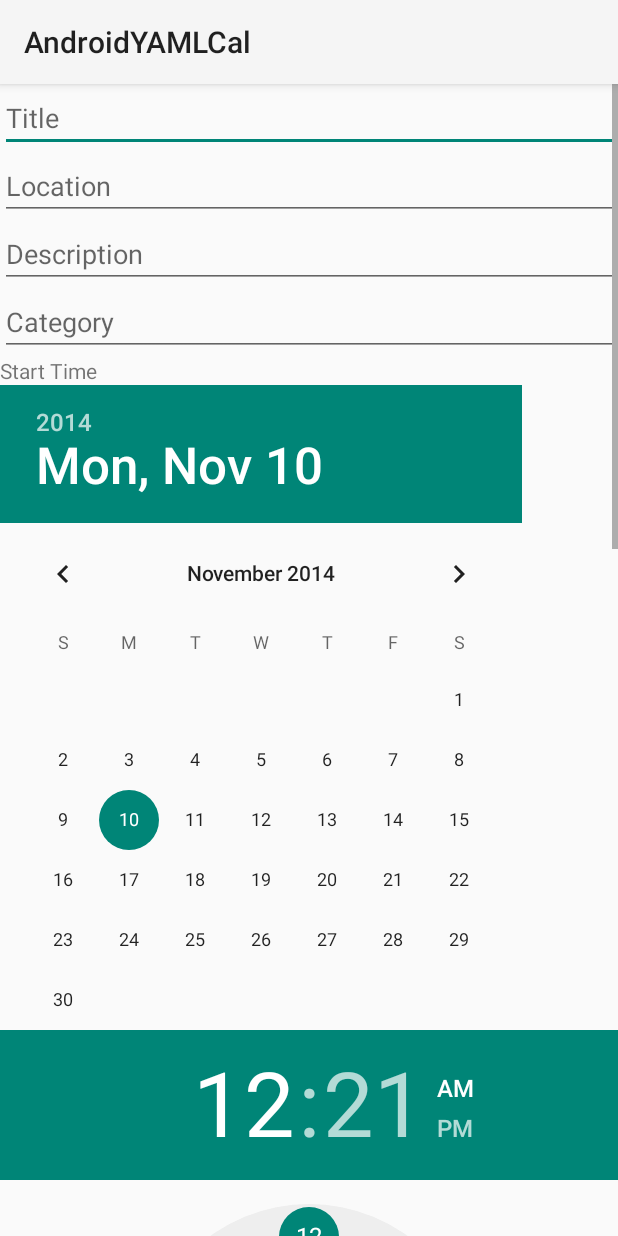
After one commit to jebaum/calendar, an Android app: the layout add_event.xml on its own in the app's theme, with its tools: preview values and no code run, on a phone screen of 412 x 824 dp. The commit adds this screen. Run offline under Robolectric (Android 15) with nearby library versions, the phone set to English and light mode, and no system bars.

Commit message:
Added Add Event functionality in new activity

```diff
--- /dev/null
+++ b/app/src/main/res/layout/add_event.xml
@@ -0,0 +1,84 @@
+<?xml version="1.0" encoding="utf-8"?>
+<ScrollView
+    xmlns:android="http://schemas.android.com/apk/res/android"
+    android:layout_width="match_parent"
+    android:layout_height="match_parent">
+
+    <LinearLayout
+        android:orientation="vertical"
+        android:layout_width="match_parent"
+        android:layout_height="wrap_content">
+
+        <EditText
+            android:id="@+id/title"
+            android:layout_width="match_parent"
+            android:layout_height="wrap_content"
+            android:hint="@string/title_hint"/>
+
+        <EditText
+            android:id="@+id/location"
+            android:layout_width="match_parent"
+            android:layout_height="wrap_content"
+            android:hint="@string/location_hint"/>
+
+        <EditText
+            android:id="@+id/description"
+            android:layout_width="match_parent"
+            android:layout_height="wrap_content"
+            android:hint="@string/description_hint"/>
+
+        <EditText
+            android:id="@+id/category"
+            android:layout_width="match_parent"
+            android:layout_height="wrap_content"
+            android:hint="@string/category_hint"/>
+
+        <TextView
+            android:layout_width="match_parent"
+            android:layout_height="wrap_content"
+            android:text="@string/start_time"/>
+
+        <DatePicker
+            android:id="@+id/start_date"
+            android:layout_width="match_parent"
+            android:layout_height="wrap_content"
+            android:calendarViewShown="false">
+
+        </DatePicker>
+
+        <TimePicker
+            android:id="@+id/start_time"
+            android:layout_width="match_parent"
+            android:layout_height="wrap_content">
+
+        </TimePicker>
+
+        <TextView
+            android:layout_width="match_parent"
+            android:layout_height="wrap_content"
+            android:text="@string/end_time"/>
+
+        <DatePicker
+            android:id="@+id/end_date"
+            android:layout_width="match_parent"
+            android:layout_height="wrap_content"
+            android:calendarViewShown="false">
+
+        </DatePicker>
+
+        <TimePicker
+            android:id="@+id/end_time"
+            android:layout_width="match_parent"
+            android:layout_height="wrap_content">
+
+        </TimePicker>
+
+        <Button
+            android:id="@+id/add"
+            android:layout_width="wrap_content"
+            android:layout_height="wrap_content"
+            android:text="@string/add"/>
+
+    </LinearLayout>
+
+</ScrollView>
--- a/app/src/main/res/layout/dialog_new_address.xml
+++ b/app/src/main/res/layout/dialog_new_address.xml
@@ -9,6 +9,6 @@
         android:id="@+id/address"
         android:layout_width="match_parent"
         android:layout_height="wrap_content"
-        android:hint="Address"/>
+        android:hint="@string/address_hint"/>
 
 </LinearLayout>
--- a/app/src/main/res/values/strings.xml
+++ b/app/src/main/res/values/strings.xml
@@ -2,11 +2,21 @@
 <resources>
 
     <string name="app_name">AndroidYAMLCal</string>
-    <string name="title_activity_main">MainActivity</string>
+    <string name="title_activity_main">YAML Cal</string>
     <string name="hello_world">Hello world!</string>
     <string name="action_settings">Settings</string>
     <string name="events_title">Events</string>
     <string name="dash">-</string>
     <string name="at">At</string>
+    <string name="add_event">Add Event</string>
+    <string name="address_hint">Address</string>
+    <string name="title_hint">Title</string>
+    <string name="description_hint">Description</string>
+    <string name="location_hint">Location</string>
+    <string name="category">Category</string>
+    <string name="category_hint">Category</string>
+    <string name="start_time">Start Time</string>
+    <string name="end_time">End Time</string>
+    <string name="add">Add</string>
 
 </resources>
```
Also changed, not shown: app/src/main/AndroidManifest.xml (+9 -1 lines), app/src/main/java/cs130/androidyamlcal/AddEventActivity.java (added, +68 -0 lines), app/src/main/java/cs130/androidyamlcal/CalendarDatabaseHelper.java (+6 -6 lines), app/src/main/java/cs130/androidyamlcal/MainActivity.java (+228 -30 lines), app/src/main/res/menu/main.xml (added, +9 -0 lines).
